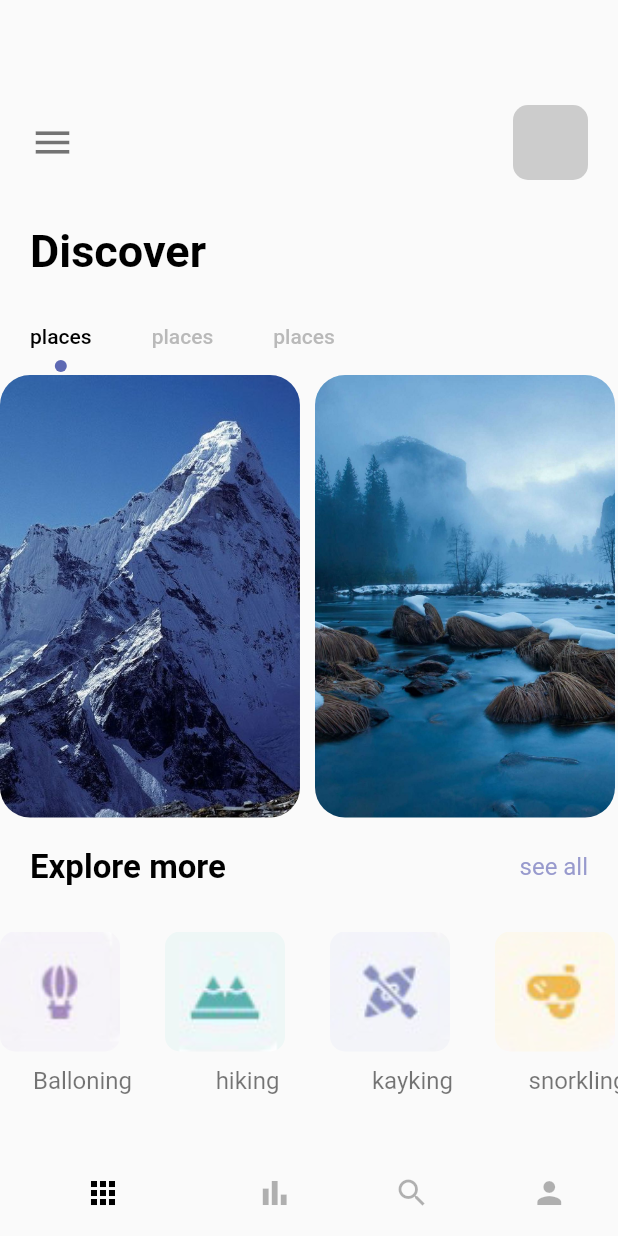
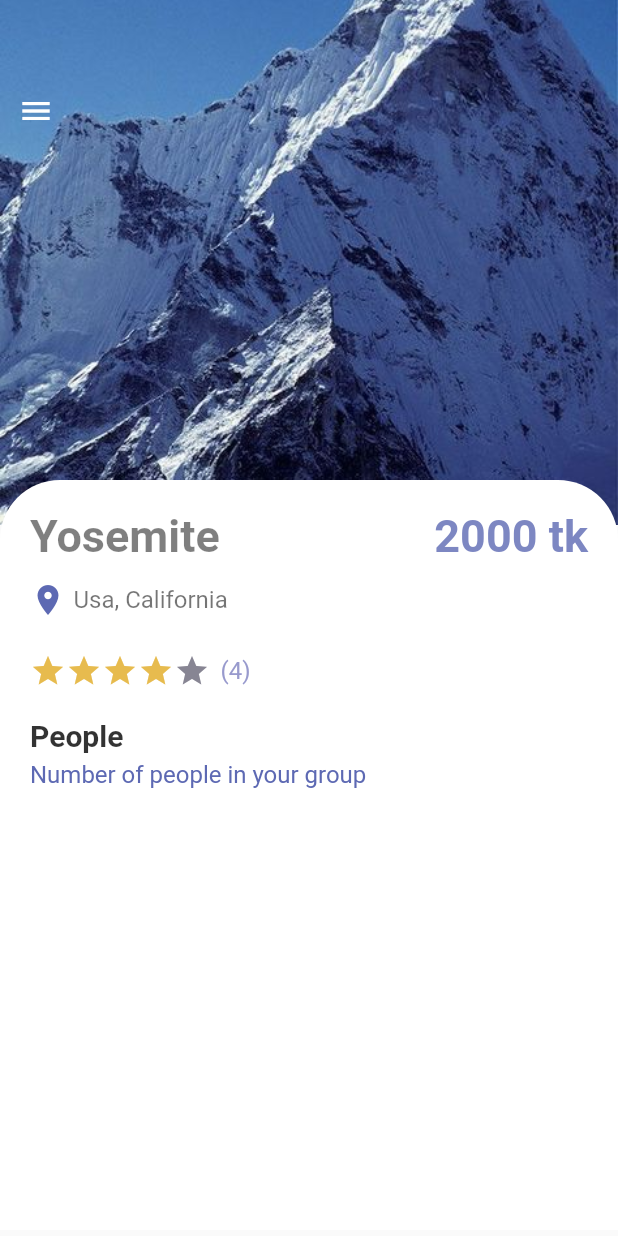
Before and after one commit to mrahman171/travel_app_bd, a Flutter app: the screen it shows after launch, on a phone screen of 412 x 824 dp. Run offline on Flutter 3.47's test engine with Material 2 defaults, Android fonts, the phone set to English and light mode, and no system bars.

Commit message:
disigning going for detailed page

```diff
--- a/lib/main.dart
+++ b/lib/main.dart
@@ -1,4 +1,5 @@
 import 'package:flutter/material.dart';
+import 'package:travelapptest/pages/detailed_page.dart';
 import 'package:travelapptest/pages/navepages/main_page.dart';
 
 void main() {
@@ -17,7 +18,8 @@ class MyApp extends StatelessWidget {
       theme: ThemeData(
         primarySwatch: Colors.green,
       ),
-      home: const main_page(),
+      // ignore: prefer_const_constructors
+      home: DetailPage(),
     );
   }
 }
--- /dev/null
+++ b/lib/pages/detailed_page.dart
@@ -0,0 +1,148 @@
+// ignore_for_file: prefer_const_constructors
+
+import 'package:flutter/material.dart';
+import 'package:travelapptest/misc/colors.dart';
+import 'package:travelapptest/widgets/app_large_text1.dart';
+import 'package:travelapptest/widgets/app_text.dart';
+
+class DetailPage extends StatefulWidget {
+  const DetailPage({Key? key}) : super(key: key);
+
+  @override
+  State<DetailPage> createState() => _DetailPageState();
+}
+
+class _DetailPageState extends State<DetailPage> {
+  int gottenstar = 4;
+  @override
+  Widget build(BuildContext context) {
+    return Scaffold(
+      body: Container(
+        width: MediaQuery.of(context).size.width,
+        height: MediaQuery.of(context).size.height,
+        child: Stack(
+          children: [
+            Positioned(
+              left: 0,
+              right: 0,
+              //top: 50,
+              child: Container(
+                height: 350,
+                width: MediaQuery.of(context).size.width,
+                decoration: const BoxDecoration(
+                  image: DecorationImage(
+                    image: AssetImage('img/mountain.jpeg'),
+                    fit: BoxFit.cover,
+                  ),
+                ),
+              ),
+            ),
+            Positioned(
+              top: 50,
+              child: IconButton(
+                // ignore: prefer_const_constructors
+                icon: Icon(Icons.menu),
+                onPressed: () {},
+                color: Colors.white,
+              ),
+            ),
+            Positioned(
+              top: 320,
+              child: Container(
+                padding: EdgeInsets.only(left: 20, right: 20),
+                height: 500,
+                width: MediaQuery.of(context).size.width,
+                decoration: BoxDecoration(
+                  borderRadius: BorderRadius.only(
+                      topLeft: Radius.circular(40),
+                      topRight: Radius.circular(40)),
+                  color: Colors.white,
+                ),
+                child: Column(
+                  crossAxisAlignment: CrossAxisAlignment.start,
+                  children: [
+                    SizedBox(
+                      height: 20,
+                    ),
+                    Row(
+                      mainAxisAlignment: MainAxisAlignment.spaceBetween,
+                      children: [
+                        AppLargetext(
+                          text: 'Yosemite',
+                          color: Colors.black.withOpacity(.5),
+                        ),
+                        AppLargetext(
+                          text: '2000 tk',
+                          color: AppColors.mainColor.withOpacity(.8),
+                        )
+                      ],
+                    ),
+                    SizedBox(height: 10),
+                    Row(
+                      children: [
+                        Icon(
+                          Icons.location_on,
+                          color: AppColors.mainColor,
+                        ),
+                        SizedBox(
+                          width: 5,
+                        ),
+                        Apptext(
+                          text: 'Usa, California',
+                        ),
+                        SizedBox(
+                          height: 30,
+                        ),
+                      ],
+                    ),
+                    SizedBox(
+                      height: 20,
+                    ),
+                    Row(
+                      children: [
+                        Row(
+                          children: List.generate(
+                            5,
+                            (index) {
+                              return Icon(
+                                Icons.star,
+                                color: gottenstar > index
+                                    ? AppColors.starColor
+                                    : AppColors.textColor2,
+                              );
+                            },
+                          ),
+                        ),
+                        SizedBox(
+                          width: 7,
+                        ),
+                        Apptext(
+                          text: '(' + gottenstar.toString() + ')',
+                          color: AppColors.textColor1,
+                        )
+                      ],
+                    ),
+                    SizedBox(
+                      height: 20,
+                    ),
+                    AppLargetext(
+                        text: 'People',
+                        color: Colors.black.withOpacity(.8),
+                        size: 20),
+                    SizedBox(
+                      height: 5,
+                    ),
+                    Apptext(
+                      text: 'Number of people in your group',
+                      color: AppColors.mainColor,
+                    ),
+                  ],
+                ),
+              ),
+            ),
+          ],
+        ),
+      ),
+    );
+  }
+}
--- a/lib/pages/navepages/main_page.dart
+++ b/lib/pages/navepages/main_page.dart
@@ -1,6 +1,6 @@
 import 'package:flutter/material.dart';
 import 'package:travelapptest/pages/navepages/bar_item_page.dart';
-import 'package:travelapptest/pages/navepages/home_page.dart';
+import 'package:travelapptest/pages/home_page.dart';
 import 'package:travelapptest/pages/navepages/my_page.dart';
 import 'package:travelapptest/pages/navepages/search_page.dart';
 
```
Also changed, not shown: lib/pages/home_page.dart (renamed from lib/pages/navepages/home_page.dart).
